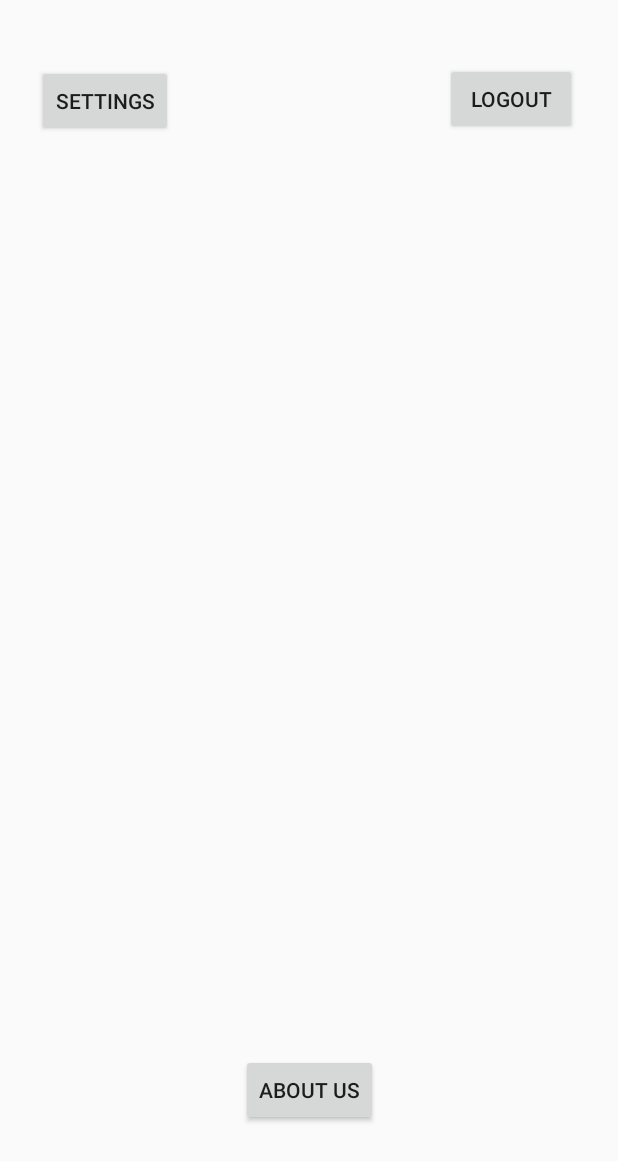
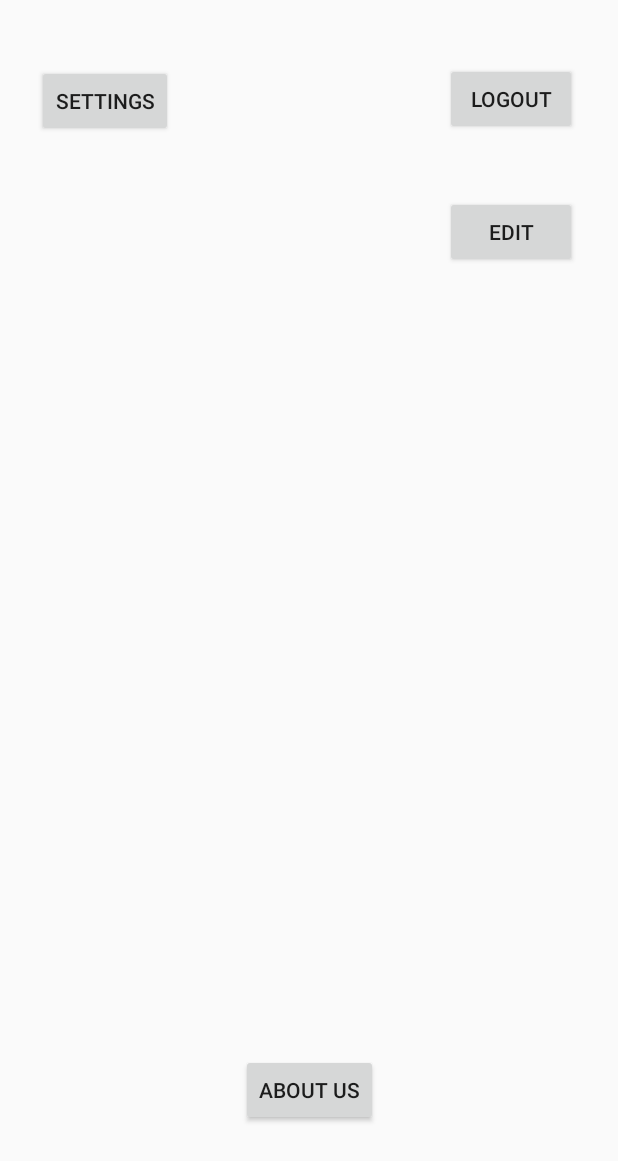
Before and after one commit to manciapham/CECS453-Project, an Android app: the UserHomeActivity screen opened directly, with no data from a screen before it, on a phone screen of 412 x 824 dp. Shown: the top 1161 px of the screen. Run offline under Robolectric (Android 15) with nearby library versions, the phone set to English and light mode, and no system bars.

Commit message:
update UI elements

```diff
--- a/CECS453FinalProject/app/src/main/java/com/example/cecs453finalproject/ChangeCredentialActivity.java
+++ b/CECS453FinalProject/app/src/main/java/com/example/cecs453finalproject/ChangeCredentialActivity.java
@@ -4,7 +4,6 @@ import android.support.v7.app.AppCompatActivity;
 import android.os.Bundle;
 
 public class ChangeCredentialActivity extends AppCompatActivity {
-
     @Override
     protected void onCreate(Bundle savedInstanceState) {
         super.onCreate(savedInstanceState);
--- a/CECS453FinalProject/app/src/main/res/layout/activity_user_home.xml
+++ b/CECS453FinalProject/app/src/main/res/layout/activity_user_home.xml
@@ -49,4 +49,20 @@
         app:layout_constraintStart_toStartOf="parent"
         app:layout_constraintTop_toTopOf="parent"
         app:layout_constraintVertical_bias="0.915" />
+
+    <Button
+        android:id="@+id/b_edit"
+        android:layout_width="wrap_content"
+        android:layout_height="wrap_content"
+        android:layout_marginStart="8dp"
+        android:layout_marginTop="8dp"
+        android:layout_marginEnd="8dp"
+        android:layout_marginBottom="8dp"
+        android:text="@string/edit"
+        app:layout_constraintBottom_toBottomOf="parent"
+        app:layout_constraintEnd_toEndOf="parent"
+        app:layout_constraintHorizontal_bias="0.938"
+        app:layout_constraintStart_toStartOf="parent"
+        app:layout_constraintTop_toTopOf="parent"
+        app:layout_constraintVertical_bias="0.161" />
 </android.support.constraint.ConstraintLayout>
--- a/CECS453FinalProject/app/src/main/res/values/strings.xml
+++ b/CECS453FinalProject/app/src/main/res/values/strings.xml
@@ -14,4 +14,5 @@
     <string name="logout">logout</string>
     <string name="settings">settings</string>
     <string name="about_us">about us</string>
+    <string name="edit">edit</string>
 </resources>
```
